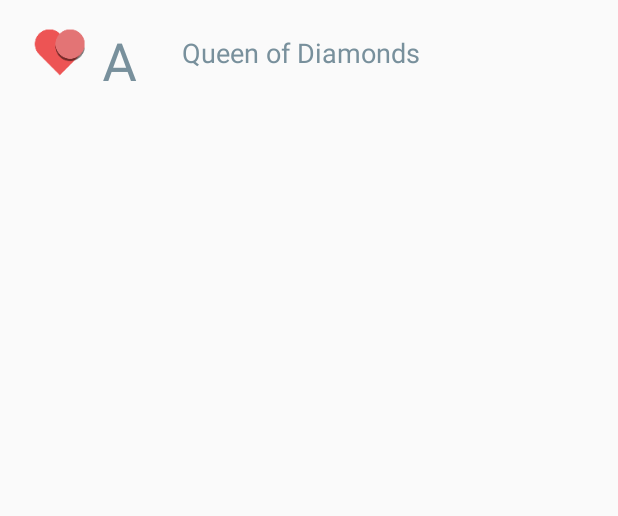
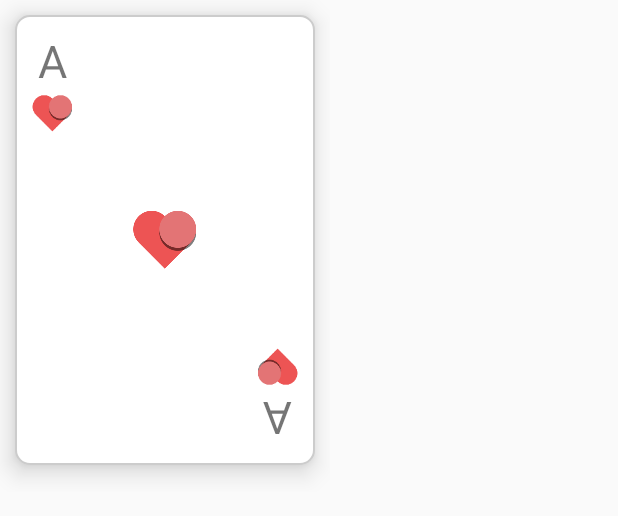
Before and after one commit to tylerbwong/CardGame, an Android app: the layout card_view.xml on its own in the app's theme, with its tools: preview values and no code run, on a phone screen of 412 x 824 dp. Shown: the top 516 px of the screen. Run offline under Robolectric (Android 15) with nearby library versions, the phone set to English and light mode, and no system bars.

Commit message:
changed magic trick card_view

```diff
--- a/app/src/main/java/com/example/tylerbwong/cardgame/gui/magic/RealMagicActivity.java
+++ b/app/src/main/java/com/example/tylerbwong/cardgame/gui/magic/RealMagicActivity.java
@@ -10,9 +10,9 @@ import android.view.View;
 import android.widget.Button;
 import android.widget.TextView;
 
+import com.example.tylerbwong.cardgame.R;
 import com.example.tylerbwong.cardgame.gui.adapters.CardAdapter;
 import com.example.tylerbwong.cardgame.gui.mainmenu.MainActivity;
-import com.example.tylerbwong.cardgame.R;
 import com.example.tylerbwong.cardgame.version1_0.components.Card;
 import com.example.tylerbwong.cardgame.version1_0.components.Deck;
 import com.example.tylerbwong.cardgame.version1_0.magictrick.MagicTrick;
@@ -65,7 +65,7 @@ public class RealMagicActivity extends AppCompatActivity {
 
       listCards.setHasFixedSize(true);
       LinearLayoutManager llm = new LinearLayoutManager(this);
-      llm.setOrientation(LinearLayoutManager.VERTICAL);
+      llm.setOrientation(LinearLayoutManager.HORIZONTAL);
       listCards.setLayoutManager(llm);
       CardAdapter cardAdapter = new CardAdapter(trickDeck, gotham);
       listCards.setAdapter(cardAdapter);
--- a/app/src/main/res/layout/activity_real_magic.xml
+++ b/app/src/main/res/layout/activity_real_magic.xml
@@ -43,13 +43,14 @@
         android:layout_height="match_parent"
         android:layout_below="@id/subtitle_label"
         android:layout_centerHorizontal="true"
-        android:layout_above="@+id/button_layout">
+        android:layout_above="@+id/button_layout"
+        android:gravity="center">
 
         <android.support.v7.widget.RecyclerView
             android:id="@+id/list_cards"
             android:layout_width="wrap_content"
             android:layout_height="wrap_content"
-            android:scrollbars="vertical" />
+            android:scrollbars="horizontal" />
     </LinearLayout>
 
     <LinearLayout
--- a/app/src/main/res/layout/card_component.xml
+++ b/app/src/main/res/layout/card_component.xml
@@ -6,7 +6,11 @@
         android:layout_height="300dp"
         android:background="@drawable/rounded_edges"
         android:padding="10dp"
-        android:elevation="10dp">
+        android:elevation="10dp"
+        android:layout_marginLeft="10dp"
+        android:layout_marginRight="10dp"
+        android:layout_marginTop="10dp"
+        android:layout_marginBottom="18dp">
 
         <LinearLayout
             android:layout_width="wrap_content"
--- a/app/src/main/res/layout/card_view.xml
+++ b/app/src/main/res/layout/card_view.xml
@@ -1,34 +1,9 @@
 <?xml version="1.0" encoding="utf-8"?>
-<RelativeLayout xmlns:android="http://schemas.android.com/apk/res/android"
-    android:layout_height="70dp"
-    android:layout_width="match_parent"
-    android:padding="@dimen/activity_vertical_margin">
-
-    <ImageView
-        android:id="@+id/suit"
-        android:layout_centerVertical="true"
-        android:layout_height="wrap_content"
+<LinearLayout xmlns:android="http://schemas.android.com/apk/res/android"
+    android:layout_height="wrap_content"
+    android:layout_width="wrap_content">
+    <include layout="@layout/card_component"
+        android:id="@+id/card"
         android:layout_width="wrap_content"
-        android:src="@mipmap/heart" />
-
-    <TextView
-        android:id="@+id/small_rank"
-        android:layout_centerVertical="true"
-        android:layout_height="wrap_content"
-        android:layout_marginStart="4dp"
-        android:layout_toEndOf="@id/suit"
-        android:layout_width="wrap_content"
-        android:text="A"
-        android:textColor="@color/colorAccent"
-        android:textSize="36sp" />
-
-    <TextView
-        android:gravity="center_vertical"
-        android:id="@+id/rank"
-        android:layout_height="match_parent"
-        android:layout_marginStart="105dp"
-        android:layout_width="match_parent"
-        android:text="@string/queen_diamonds"
-        android:textColor="@color/colorAccent"
-        android:textSize="18sp" />
-</RelativeLayout>
+        android:layout_height="wrap_content"/>
+</LinearLayout>
```
Also changed, not shown: app/src/main/java/com/example/tylerbwong/cardgame/gui/adapters/CardAdapter.java (+9 -5 lines), app/src/main/java/com/example/tylerbwong/cardgame/gui/viewholders/CardViewHolder.java (+11 -6 lines).
